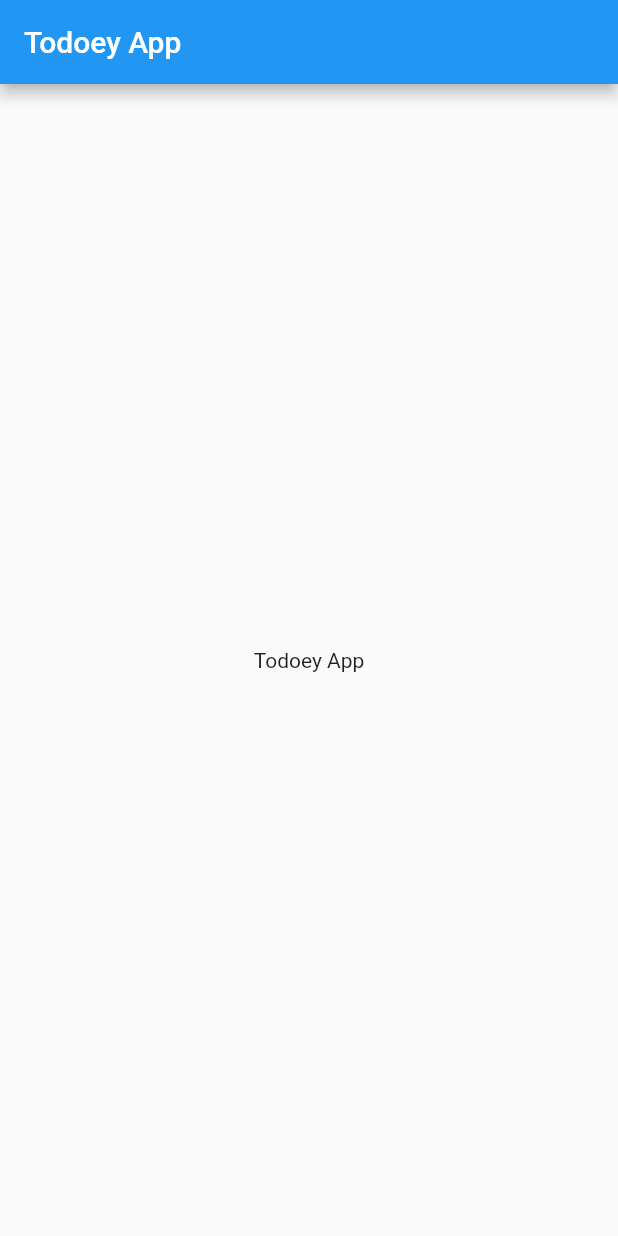
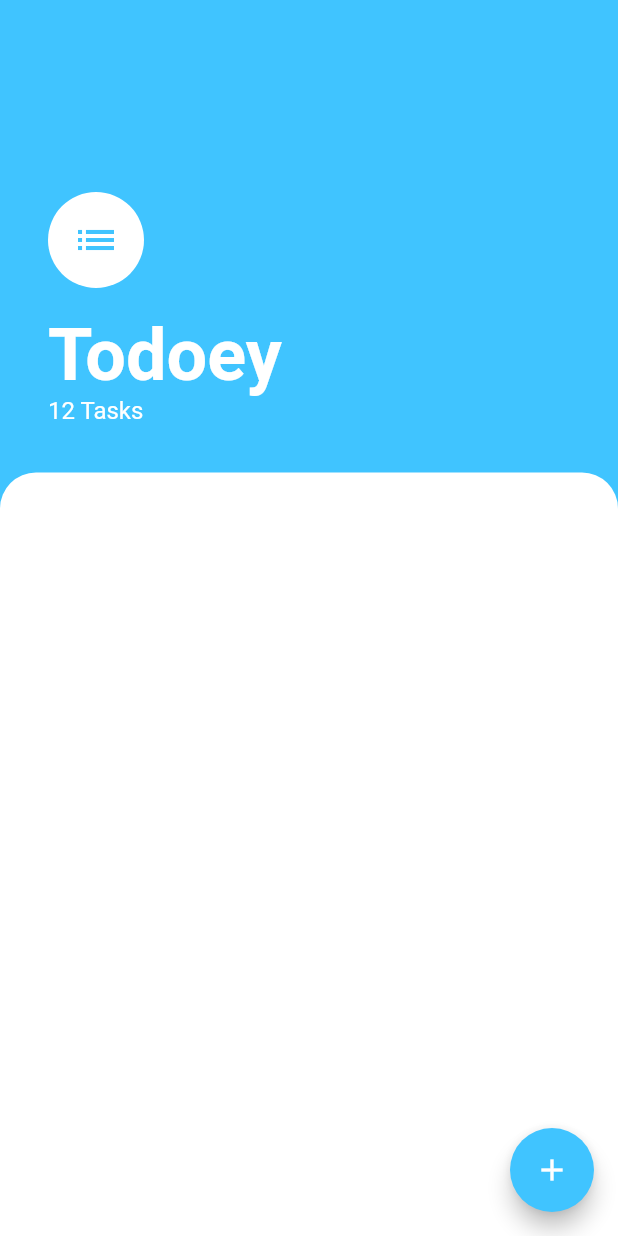
Before and after one commit to FadyFawzyOfficial/todoey, a Flutter app: the screen it shows after launch, on a phone screen of 412 x 824 dp. Run offline on Flutter 3.47's test engine with Material 2 defaults, Android fonts, the phone set to English and light mode, and no system bars.

Commit message:
1. Design the Tasks Screen of the To-do List App (Todoey)

```diff
--- a/lib/main.dart
+++ b/lib/main.dart
@@ -1,4 +1,6 @@
 import 'package:flutter/material.dart';
+
+import 'screens/tasks_screen.dart';
 
 void main() => runApp(const Todoey());
 
@@ -7,11 +9,8 @@ class Todoey extends StatelessWidget {
 
   @override
   Widget build(BuildContext context) {
-    return MaterialApp(
-      home: Scaffold(
-        appBar: AppBar(title: const Text('Todoey App')),
-        body: const Center(child: Text('Todoey App')),
-      ),
+    return const MaterialApp(
+      home: TasksScreen(),
     );
   }
 }
--- /dev/null
+++ b/lib/screens/tasks_screen.dart
@@ -0,0 +1,71 @@
+import 'package:flutter/material.dart';
+
+class TasksScreen extends StatelessWidget {
+  const TasksScreen({super.key});
+
+  @override
+  Widget build(BuildContext context) {
+    return Scaffold(
+      backgroundColor: Colors.lightBlueAccent,
+      body: Column(
+        crossAxisAlignment: CrossAxisAlignment.start,
+        children: [
+          Padding(
+            padding: const EdgeInsetsDirectional.only(
+              top: 128,
+              bottom: 32,
+              start: 32,
+              end: 32,
+            ),
+            child: Column(
+              crossAxisAlignment: CrossAxisAlignment.start,
+              children: const [
+                CircleAvatar(
+                  radius: 32,
+                  backgroundColor: Colors.white,
+                  child: Icon(
+                    Icons.list,
+                    size: 32,
+                    color: Colors.lightBlueAccent,
+                  ),
+                ),
+                SizedBox(height: 16),
+                Text(
+                  'Todoey',
+                  style: TextStyle(
+                    color: Colors.white,
+                    fontSize: 48,
+                    fontWeight: FontWeight.bold,
+                  ),
+                ),
+                Text(
+                  '12 Tasks',
+                  style: TextStyle(
+                    color: Colors.white,
+                    fontSize: 16,
+                  ),
+                ),
+              ],
+            ),
+          ),
+          Expanded(
+            child: Container(
+              decoration: const BoxDecoration(
+                color: Colors.white,
+                borderRadius: BorderRadiusDirectional.only(
+                  topStart: Radius.circular(24),
+                  topEnd: Radius.circular(24),
+                ),
+              ),
+            ),
+          ),
+        ],
+      ),
+      floatingActionButton: FloatingActionButton(
+        backgroundColor: Colors.lightBlueAccent,
+        child: const Icon(Icons.add),
+        onPressed: () {},
+      ),
+    );
+  }
+}
```
